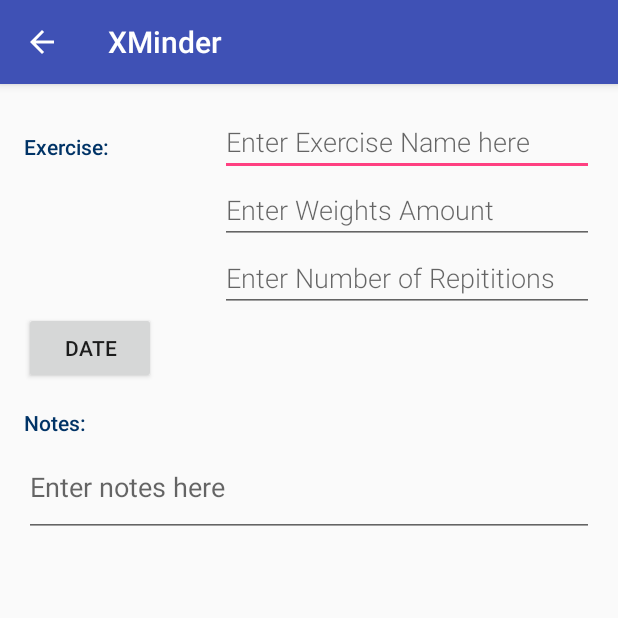
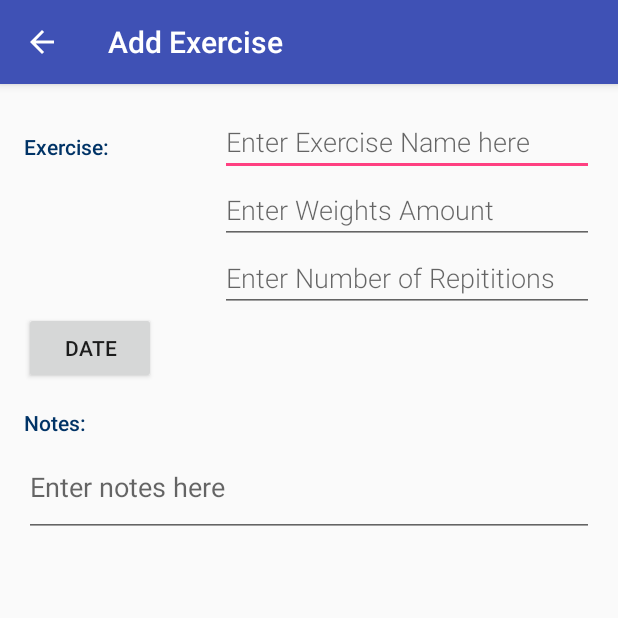
Before and after one commit to babarehner/Android-XMinder, an Android app: the StrengthExActivity screen opened directly, with no data from a screen before it, on a phone screen of 412 x 824 dp, the top half of it. Run offline under Robolectric (Android 15) with nearby library versions, the phone set to English and light mode, and no system bars.

Commit message:
Initialize variables on StrengthEx page and set up TouchListener on editText views

```diff
--- a/app/src/main/java/com/babarehner/android/xminder/StrengthExActivity.java
+++ b/app/src/main/java/com/babarehner/android/xminder/StrengthExActivity.java
@@ -1,5 +1,6 @@
 package com.babarehner.android.xminder;
 
+import android.app.DatePickerDialog;
 import android.app.LoaderManager;
 import android.content.Intent;
 import android.content.Loader;
@@ -9,8 +10,12 @@ import android.os.Bundle;
 import android.support.v7.app.AppCompatActivity;
 import android.view.MotionEvent;
 import android.view.View;
+import android.widget.Button;
+import android.widget.DatePicker;
 import android.widget.EditText;
-import android.widget.Spinner;
+import android.widget.TextView;
+
+import java.util.Calendar;
 
 /**
  * Created by mike on 3/13/18.
@@ -19,14 +24,21 @@ import android.widget.Spinner;
 public class StrengthExActivity extends AppCompatActivity implements LoaderManager.LoaderCallbacks<Cursor> {
 
     public static final int EXISTING_EXERCISE_LOADER = 0;
-    private Uri mCurrentExerciseSetUri = null;
-    private Uri mCurrentExerciseUri;
+    private Uri mCurrentStrengthUri = null;
+    private Uri mCurrentStrengthExUri;
 
-    private EditText mNameEditText;
-    private EditText mText;
-    private EditText mDurationEditText;
+    private EditText mExNameEditText;
+    private EditText mWeightEditText;
+    private EditText mRepsEditText;
+    private EditText mNotesEditText;
 
-    private boolean mExerciseChanged = false;   // When edit change made to a book row
+    private TextView tvDate;
+    private Button pickDate;
+    private int mYear, mMonth, mDay;
+
+    static final int DATE_DIALOG_ID = 0;
+
+    private boolean mExerciseChanged = false;   // When edit change made to an exercise row
 
     // Touch Listener to check if changes made to a book
     private View.OnTouchListener mTouchListener = new View.OnTouchListener() {
@@ -42,25 +54,39 @@ public class StrengthExActivity extends AppCompatActivity implements LoaderManag
         super.onCreate(savedInstanceState);
         setContentView(R.layout.activity_strengthex);
 
-    }
-
-    /*
         //Get intent and get data from intent
         Intent intent = getIntent();
-        mCurrentBookUri = intent.getData();
+        mCurrentStrengthExUri = intent.getData();
 
-        // Idf the intent does not contain a single item Uri FAB clicked
-        if (mCurrentBookUri == null){
-            // set page header to add book
-            setTitle(getString(R.string.book_activity_title_add_book));
+        // If the intent does not contain a single item Uri FAB clicked
+        if (mCurrentStrengthExUri == null) {
+            // set page header to add exercise
+            setTitle(getString(R.string.strengthex_activity_title_add_exercise));
             // take out the delete menu
             invalidateOptionsMenu();
-        } else {                            // individual item clicked
-            setTitle(getString(R.string.book_activity_title_edit_book));
-            getLoaderManager().initLoader(EXISTING_BOOK_LOADER, null, BookActivity.this);
+        } else {                            // set page header to edit exercise
+            setTitle(getString(R.string.strengthex_activity_title_edit_exercise));
+            getLoaderManager().initLoader(EXISTING_EXERCISE_LOADER, null, StrengthExActivity.this);
         }
 
-    */
+        // initialization required or it crashes
+        tvDate = (TextView) findViewById(R.id.tvDate);
+
+        // Find all input views to read from
+        mExNameEditText = (EditText) findViewById(R.id.edit_ex_name);
+        mWeightEditText = (EditText) findViewById(R.id.edit_weight_amnt);
+        mRepsEditText = (EditText) findViewById(R.id.edit_reps_num);
+        mNotesEditText = (EditText) findViewById(R.id.edit_notes);
+
+        // Set up Touch Listener on all input fields to see if a field has been modified
+        mExNameEditText.setOnTouchListener(mTouchListener);
+        mWeightEditText.setOnTouchListener(mTouchListener);
+        mRepsEditText.setOnTouchListener(mTouchListener);
+        mNotesEditText.setOnTouchListener(mTouchListener);
+        tvDate.setOnTouchListener(mTouchListener);
+
+        getDate();      // use date picker and display date as text
+    }
 
 
     @Override
@@ -70,11 +96,63 @@ public class StrengthExActivity extends AppCompatActivity implements LoaderManag
 
     @Override
     public void onLoadFinished(Loader<Cursor> loader, Cursor cursor) {
+        if (cursor.moveToFirst()){
+        }
 
     }
 
     @Override
     public void onLoaderReset(Loader<Cursor> loader) {
+        // If invalid Loader clear data from input field
+        mExNameEditText.setText("");
+        mWeightEditText.setText("");
+        mRepsEditText.setText("");
+        mNotesEditText.setText("");
+        tvDate.setText("");
+    }
 
+    // get up date picker
+    public void getDate() {
+
+        tvDate = (TextView) findViewById(R.id.tvDate);
+        pickDate = (Button) findViewById(R.id.pick_date);
+
+        // add a click listener to the button
+        pickDate.setOnClickListener(new View.OnClickListener() {
+            @Override
+            public void onClick(View v) {
+                showDialog(DATE_DIALOG_ID);
+            }
+        });
+
+        //get the current date
+        final Calendar c = Calendar.getInstance();
+        mYear = c.get(Calendar.YEAR);
+        mMonth = c.get(Calendar.MONTH);
+        mDay = c.get(Calendar.DAY_OF_MONTH);
     }
+
+
+
+    //updates the date displayed in TextView
+    private void updateDate() {
+        tvDate.setText(
+                new StringBuilder()
+                        .append((mMonth + 1)).append("/")
+                        .append(mDay).append("/")
+                        .append(mYear).append(" "));
+    }
+
+    // the callback received when the user sets the date in the dialog
+    private DatePickerDialog.OnDateSetListener DateSetListener =
+            new DatePickerDialog.OnDateSetListener() {
+                @Override
+                public void onDateSet(DatePicker view, int year, int month, int dayOfMonth) {
+                    mYear = year;
+                    mMonth = month;
+                    mDay = dayOfMonth;
+                    updateDate();
+                }
+            };
+
 }
--- a/app/src/main/res/layout/activity_strengthex.xml
+++ b/app/src/main/res/layout/activity_strengthex.xml
@@ -53,8 +53,6 @@
         </LinearLayout>
 
 
-
-
     </LinearLayout>
 
     <LinearLayout
@@ -94,7 +92,7 @@
 
 
         <EditText
-            android:id="@+id/notes"
+            android:id="@+id/edit_notes"
             android:hint="Enter notes here"
             android:inputType="textMultiLine"
             android:layout_width="match_parent"
--- a/app/src/main/res/values/strings.xml
+++ b/app/src/main/res/values/strings.xml
@@ -11,5 +11,7 @@
     <string name="hint_ex_name">Enter Exercise Name here</string>
     <string name="hint_weight_amnt">Enter Weights Amount</string>
     <string name="hint_reps_num">Enter Number of Repititions</string>
+    <string name="strengthex_activity_title_add_exercise">Add Exercise</string>
+    <string name="strengthex_activity_title_edit_exercise">Edit Exercise</string>
 
 </resources>
```
